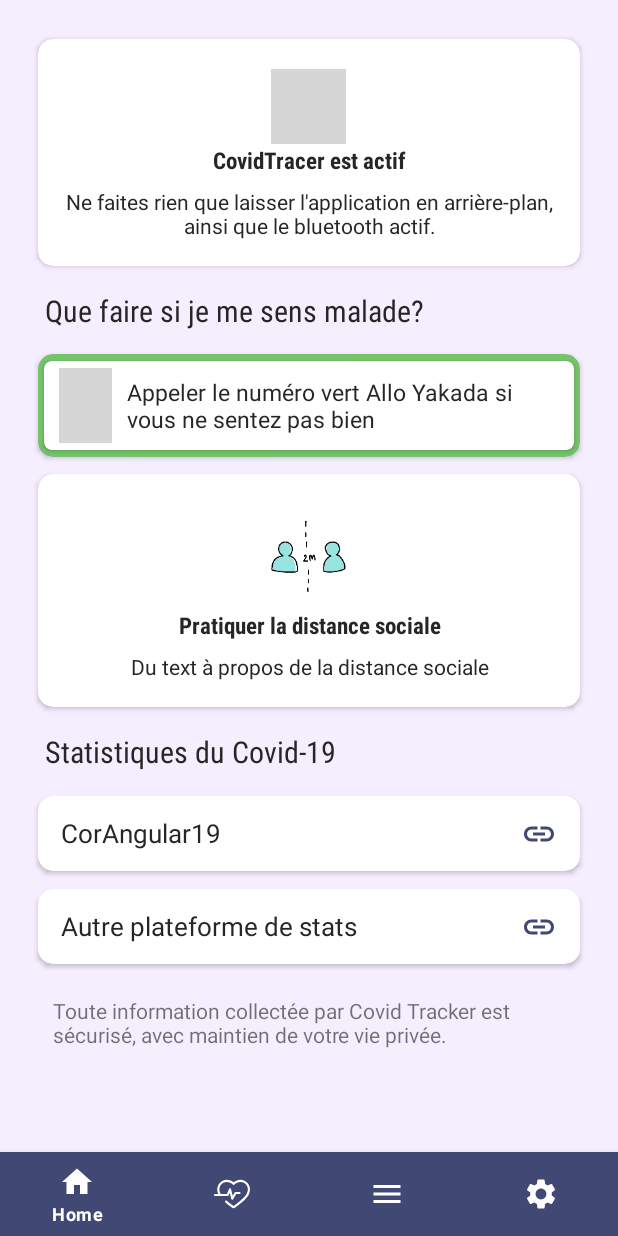
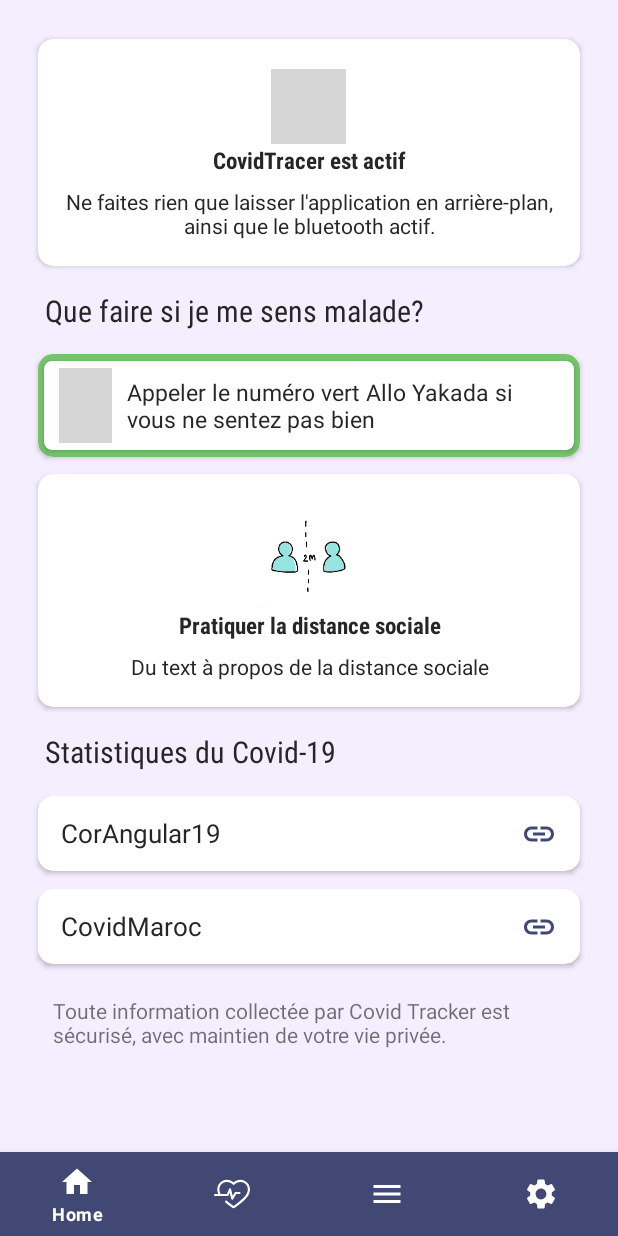
Before and after one commit to outcast292/EST-SFE-CovidTracker-app, an Android app: the homeFragment screen opened directly, with no data from a screen before it, on a phone screen of 412 x 824 dp. Run offline under Robolectric (Android 15) with nearby library versions, the phone set to English and light mode, and no system bars; our stand-ins replace Firebase (no records; nobody signed in at launch, a user with empty details on screens opened directly); grey boxes are pictures that could not be loaded.

Commit message:
adding urls to the home fragment

```diff
--- a/app/src/main/AndroidManifest.xml
+++ b/app/src/main/AndroidManifest.xml
@@ -9,6 +9,7 @@
     <uses-permission android:name="android.permission.BLUETOOTH" />
     <uses-permission android:name="android.permission.WRITE_EXTERNAL_STORAGE" />
     <uses-permission android:name="com.google.android.providers.gsf.permission.READ_GSERVICES" />
+    <uses-permission android:name="android.permission.CALL_PHONE" />
 
     <application
         android:allowBackup="true"
--- a/app/src/main/java/com/example/covidtracker/ui/activities/fragments/homeFragment.java
+++ b/app/src/main/java/com/example/covidtracker/ui/activities/fragments/homeFragment.java
@@ -4,6 +4,7 @@ import android.content.BroadcastReceiver;
 import android.content.Context;
 import android.content.Intent;
 import android.content.IntentFilter;
+import android.net.Uri;
 import android.os.Bundle;
 
 import androidx.annotation.NonNull;
@@ -25,9 +26,9 @@ import com.example.covidtracker.services.NearbyTrackingService;
 
 public class homeFragment extends Fragment {
     private String serviceStatus;
-    CardView serviceState ;
-    private static final String TAG = "homeFragment" ;
-    TextView serviceTitle ;
+    CardView serviceState;
+    private static final String TAG = "homeFragment";
+    TextView serviceTitle;
     Switch switchService;
 
 
@@ -38,7 +39,7 @@ public class homeFragment extends Fragment {
         View view = inflater.inflate(R.layout.fragment_home, container, false);
 
 //        LocalBroadcastManager.getInstance(getActivity()).registerReceiver(
-               // mMessageReceiver, new IntentFilter("NearbyTrackingService"));
+        // mMessageReceiver, new IntentFilter("NearbyTrackingService"));
 
 
         final Intent serviceIntent = new Intent(getActivity(), NearbyTrackingService.class);
@@ -48,34 +49,60 @@ public class homeFragment extends Fragment {
 
         switchService.setChecked(true);
 
-        if (switchService.isChecked()){
+        if (switchService.isChecked()) {
             getActivity().startService(serviceIntent);
             updateUI(switchService.isChecked());
         }
         switchService.setOnCheckedChangeListener(new CompoundButton.OnCheckedChangeListener() {
             @Override
             public void onCheckedChanged(CompoundButton compoundButton, boolean b) {
-                if(b){
+                if (b) {
                     getActivity().startService(serviceIntent);
-                }else{
+                } else {
                     getActivity().stopService(serviceIntent);
                 }
 
                 updateUI(b);
             }
         });
+        CardView cardView = view.findViewById(R.id.corangular);
+        cardView.setOnClickListener(new View.OnClickListener() {
+            @Override
+            public void onClick(View view) {
+                Uri uri = Uri.parse("http://corangular19.rf.gd/");
+                Intent intent = new Intent(Intent.ACTION_VIEW, uri);
+                startActivity(intent);
+            }
+        });
+        CardView cardView2 = view.findViewById(R.id.covidMaroc);
+        cardView2.setOnClickListener(new View.OnClickListener() {
+            @Override
+            public void onClick(View view) {
+                Uri uri = Uri.parse("http://www.covidmaroc.ma/");
+                Intent intent = new Intent(Intent.ACTION_VIEW, uri);
+                startActivity(intent);
+            }
+        });
+        CardView cardView3 = view.findViewById(R.id.call_yaqada);
+        cardView3.setOnClickListener(new View.OnClickListener() {
+            @Override
+            public void onClick(View view) {
+                Intent intent = new Intent(Intent.ACTION_CALL);
 
-
+                intent.setData(Uri.parse("tel:+212801004747" ));
+                startActivity(intent);
+            }
+        });
 
 
         return view;
     }
 
 
-    public void updateUI(boolean serviceStatus){
-        if (serviceStatus){
+    public void updateUI(boolean serviceStatus) {
+        if (serviceStatus) {
             serviceTitle.setText("Découverte active");
-        }else{
+        } else {
             serviceTitle.setText("Découverte inactive");
 
         }
--- a/app/src/main/res/layout/fragment_home.xml
+++ b/app/src/main/res/layout/fragment_home.xml
@@ -135,44 +135,43 @@
                 />
 
             <androidx.cardview.widget.CardView
+                android:id="@+id/call_yaqada"
                 android:layout_width="match_parent"
                 android:layout_height="wrap_content"
+                android:layout_margin="5dp"
                 android:backgroundTint="@color/smellOfSuccess"
-                app:cardCornerRadius="10dp"
-                android:layout_margin="5dp"
-                >
+                app:cardCornerRadius="10dp">
+
                 <androidx.cardview.widget.CardView
-                    app:cardUseCompatPadding="true"
                     android:layout_width="match_parent"
                     android:layout_height="wrap_content"
                     app:cardCornerRadius="5dp"
-                    >
+                    app:cardUseCompatPadding="true">
+
                     <LinearLayout
                         android:layout_width="match_parent"
                         android:layout_height="match_parent"
-                        android:orientation="horizontal"
-                        >
+                        android:orientation="horizontal">
 
                         <ImageButton
+                            style="@style/Widget.MaterialComponents.Button.TextButton"
                             android:layout_width="50dp"
                             android:layout_height="50dp"
-                            android:src="@drawable/ic_dialpad_24px"
-                            android:tint="@color/smellOfSuccess"
-                            android:layout_weight="1"
                             android:layout_gravity="center_vertical"
                             android:layout_marginLeft="10dp"
-                            style="@style/Widget.MaterialComponents.Button.TextButton"
-                            />
+                            android:layout_weight="1"
+                            android:src="@drawable/ic_dialpad_24px"
+                            android:tint="@color/smellOfSuccess" />
+
                         <TextView
                             android:layout_width="match_parent"
                             android:layout_height="wrap_content"
+                            android:layout_margin="10dp"
+                            android:layout_weight="3"
+                            android:gravity="center_vertical"
                             android:text="@string/allo_ya9ada"
                             android:textColor="@color/darkGrey"
-                            android:textSize="15dp"
-                            android:gravity="center_vertical"
-                            android:layout_weight="3"
-                            android:layout_margin="10dp"
-                            />
+                            android:textSize="15dp" />
                     </LinearLayout>
 
                 </androidx.cardview.widget.CardView>
@@ -235,73 +234,72 @@
                 />
 
             <androidx.cardview.widget.CardView
-                app:cardUseCompatPadding="true"
+                android:id="@+id/corangular"
                 android:layout_width="match_parent"
                 android:layout_height="wrap_content"
+                app:cardBackgroundColor="@color/darkpartyLipstick"
                 app:cardCornerRadius="10dp"
-                app:cardBackgroundColor="@color/darkpartyLipstick"
-                >
+                app:cardUseCompatPadding="true">
+
                 <LinearLayout
                     android:layout_width="match_parent"
                     android:layout_height="match_parent"
-                    android:orientation="horizontal"
-                    >
+                    android:clickable="false"
+                    android:orientation="horizontal">
+
                     <TextView
                         android:layout_width="match_parent"
                         android:layout_height="match_parent"
+                        android:layout_marginLeft="15dp"
+                        android:layout_weight="3"
+                        android:gravity="center_vertical"
                         android:text="CorAngular19"
                         android:textColor="@color/darkGrey"
-                        android:textSize="17dp"
-                        android:gravity="center_vertical"
-                        android:layout_weight="3"
-                        android:layout_marginLeft="15dp"
-                        />
+                        android:textSize="17dp" />
 
                     <ImageButton
+                        style="@style/Widget.MaterialComponents.Button.TextButton"
                         android:layout_width="50dp"
                         android:layout_height="50dp"
+                        android:layout_marginRight="10dp"
+                        android:layout_weight="1"
                         android:src="@drawable/ic_link_24px"
-                        android:tint="@color/text"
-                        android:layout_weight="1"
-                        android:layout_marginRight="10dp"
-                        style="@style/Widget.MaterialComponents.Button.TextButton"
-                        />
+                        android:tint="@color/text" />
                 </LinearLayout>
 
             </androidx.cardview.widget.CardView>
 
             <androidx.cardview.widget.CardView
-                app:cardUseCompatPadding="true"
+                android:id="@+id/covidMaroc"
                 android:layout_width="match_parent"
                 android:layout_height="wrap_content"
+                app:cardBackgroundColor="@color/darkpartyLipstick"
                 app:cardCornerRadius="10dp"
-                app:cardBackgroundColor="@color/darkpartyLipstick"
-                >
+                app:cardUseCompatPadding="true">
+
                 <LinearLayout
                     android:layout_width="match_parent"
                     android:layout_height="match_parent"
-                    android:orientation="horizontal"
-                    >
+                    android:orientation="horizontal">
+
                     <TextView
                         android:layout_width="match_parent"
                         android:layout_height="match_parent"
-                        android:text="Autre plateforme de stats"
+                        android:layout_marginLeft="15dp"
+                        android:layout_weight="3"
+                        android:gravity="center_vertical"
+                        android:text="CovidMaroc"
                         android:textColor="@color/darkGrey"
-                        android:textSize="17dp"
-                        android:gravity="center_vertical"
-                        android:layout_weight="3"
-                        android:layout_marginLeft="15dp"
-                        />
+                        android:textSize="17dp" />
 
                     <ImageButton
+                        style="@style/Widget.MaterialComponents.Button.TextButton"
                         android:layout_width="50dp"
                         android:layout_height="50dp"
+                        android:layout_marginRight="10dp"
+                        android:layout_weight="1"
                         android:src="@drawable/ic_link_24px"
-                        android:tint="@color/text"
-                        android:layout_weight="1"
-                        android:layout_marginRight="10dp"
-                        style="@style/Widget.MaterialComponents.Button.TextButton"
-                        />
+                        android:tint="@color/text" />
                 </LinearLayout>
 
             </androidx.cardview.widget.CardView>
--- a/app/src/main/res/layout/self_report.xml
+++ b/app/src/main/res/layout/self_report.xml
@@ -8,6 +8,6 @@
         android:id="@+id/selfRep"
         android:layout_width="match_parent"
         android:layout_height="wrap_content"
-        android:text="Report"/>
+        android:text="reporter " />
 
 </LinearLayout>
```
